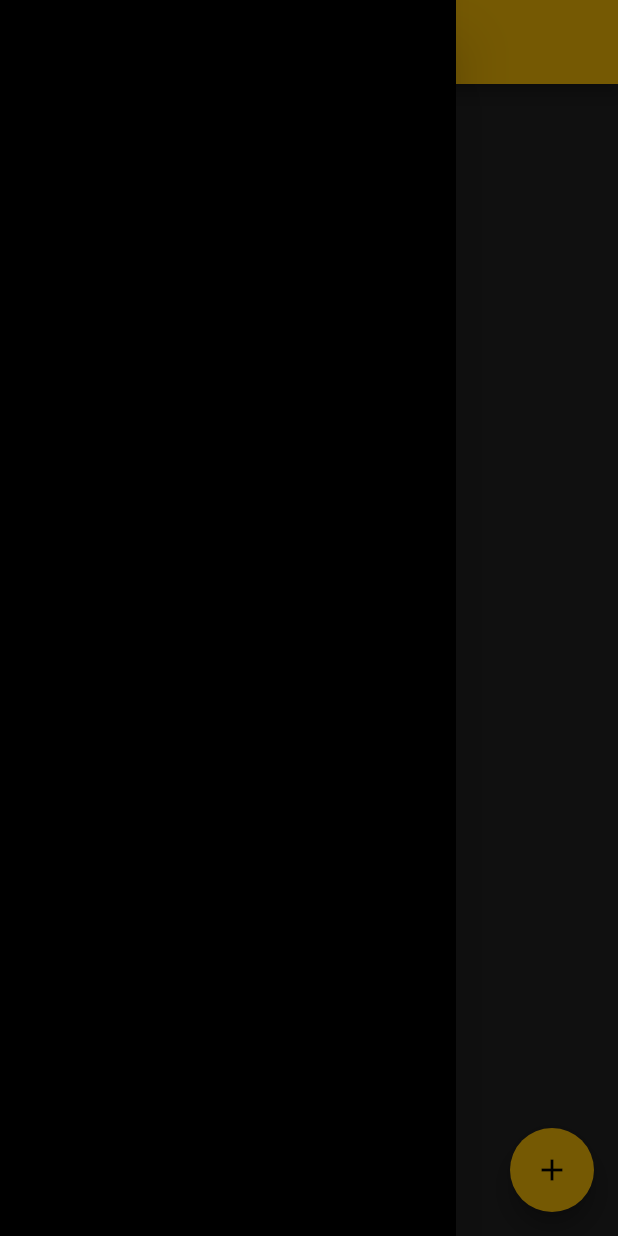
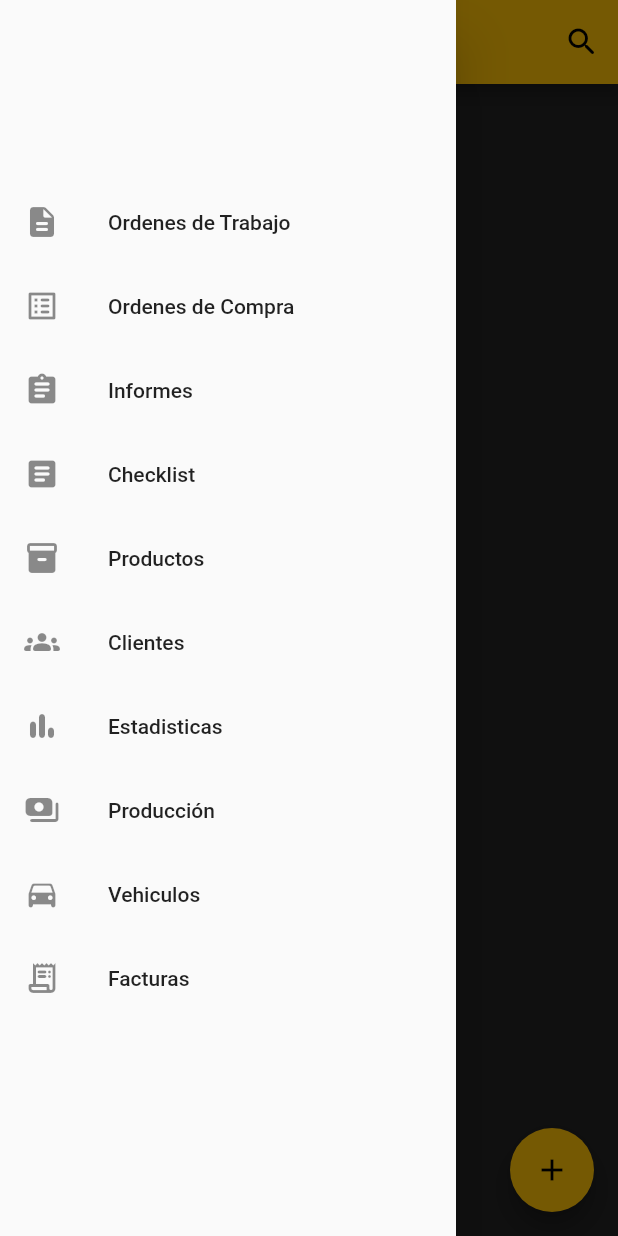
Before and after one commit to Not-Minimal/autotruckdiesel, a Flutter app: the screen it shows after launch, with the side drawer open, on a phone screen of 412 x 824 dp. Run offline on Flutter 3.47's test engine with Material 2 defaults, Android fonts, the phone set to English and light mode, and no system bars.

```diff
--- a/lib/main.dart
+++ b/lib/main.dart
@@ -31,11 +31,72 @@ class _MyHomePageState extends State<MyHomePage> {
     return Scaffold(
       // ignore: prefer_const_constructors
       drawer: Drawer(
-        backgroundColor: Colors.black,
+        child: ListView(
+          padding: EdgeInsets.only(top: 120),
+          children: <Widget>[
+            ListTile(
+              leading: Icon(Icons.description_rounded),
+              title: const Text('Ordenes de Trabajo'),
+              onTap: () {},
+            ),
+            ListTile(
+              leading: Icon(Icons.list_alt_rounded),
+              title: const Text('Ordenes de Compra'),
+              onTap: () {},
+            ),
+            ListTile(
+              leading: Icon(Icons.assignment_rounded),
+              title: const Text('Informes'),
+              onTap: () {},
+            ),
+            ListTile(
+              leading: Icon(Icons.article_rounded),
+              title: const Text('Checklist'),
+              onTap: () {},
+            ),
+            ListTile(
+              leading: Icon(Icons.inventory_2_rounded),
+              title: const Text('Productos'),
+              onTap: () {},
+            ),
+            ListTile(
+              leading: Icon(Icons.groups_rounded),
+              title: const Text('Clientes'),
+              onTap: () {},
+            ),
+            ListTile(
+              leading: Icon(Icons.bar_chart_rounded),
+              title: const Text('Estadisticas'),
+              onTap: () {},
+            ),
+            ListTile(
+              leading: Icon(Icons.payments_rounded),
+              title: const Text('Producción'),
+              onTap: () {},
+            ),
+            ListTile(
+              leading: Icon(Icons.directions_car_rounded),
+              title: const Text('Vehiculos'),
+              onTap: () {},
+            ),
+            ListTile(
+              leading: Icon(Icons.receipt_long_rounded),
+              title: const Text('Facturas'),
+              onTap: () {},
+            ),
+          ],
+        ),
       ),
       appBar: AppBar(
-          title: const Text("Autotruck Diesel SpA"),
-          backgroundColor: Colors.amber),
+        title: Text('Autotruck Diesel SpA'),
+        actions: <Widget>[
+          IconButton(
+            icon: new Icon(Icons.search_rounded),
+            onPressed: () => print('hi on icon action'),
+          ),
+        ],
+      ),
+
       backgroundColor: Colors.black87,
       body: Center(
         child: Column(
```
